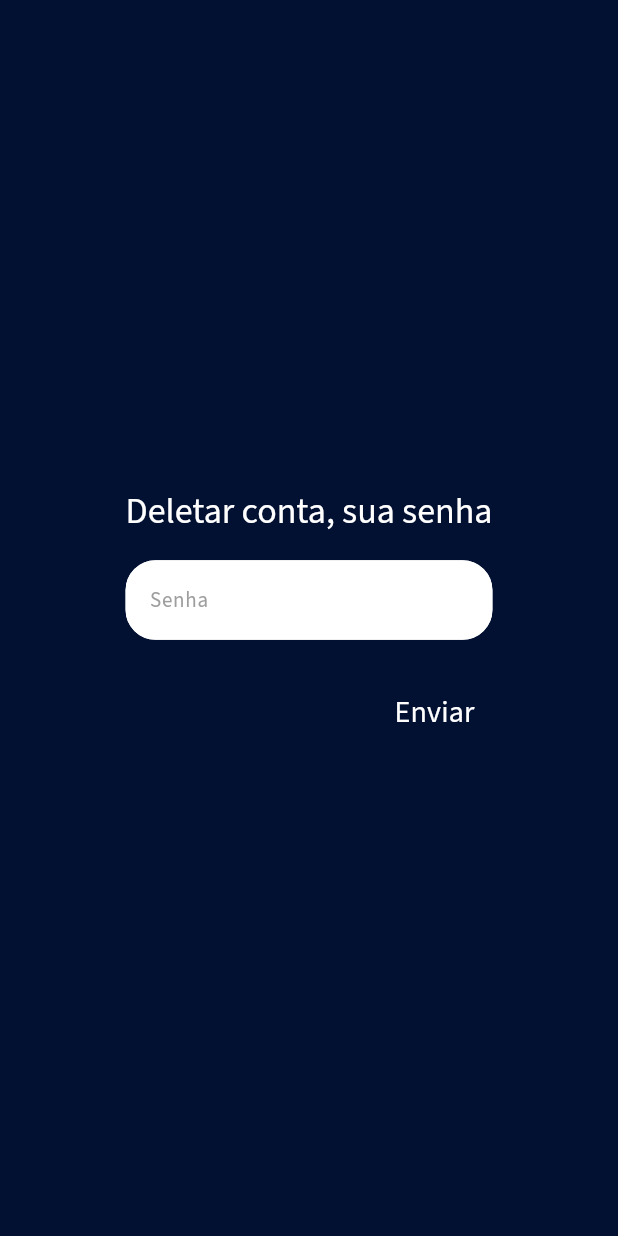
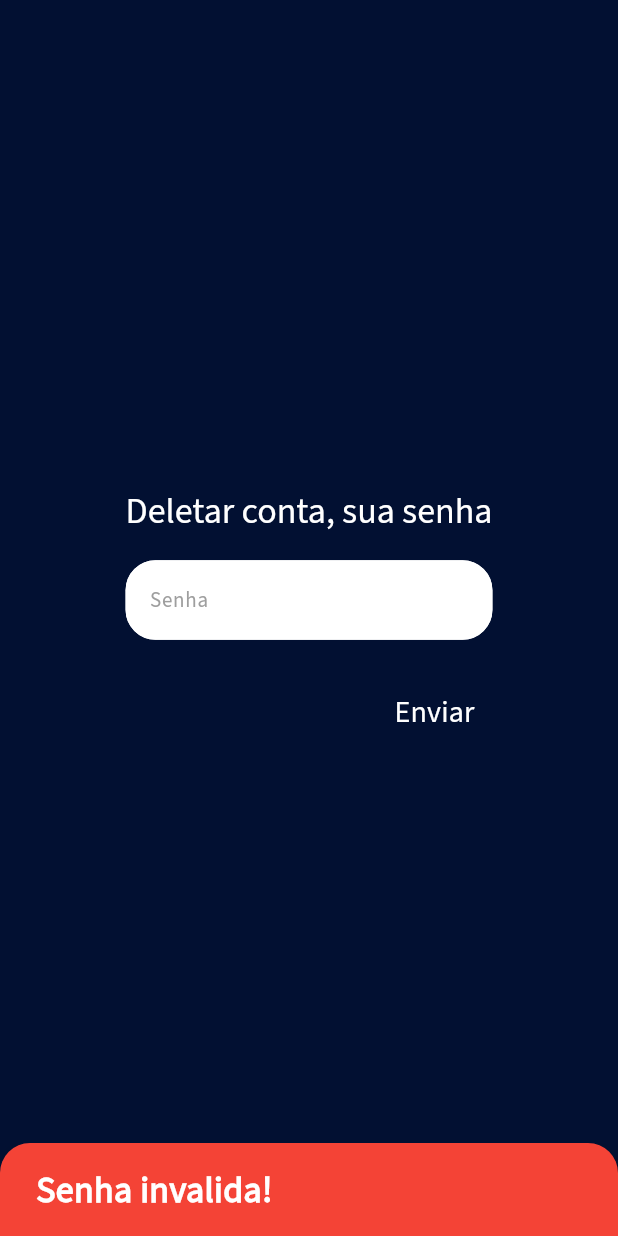
Before and after one commit to hoffera/ByBus, a Flutter app: the PasswordResetDialog widget shown alone on an empty page, opened directly, after a tap on "Enviar", on a phone screen of 412 x 824 dp. Run offline on Flutter 3.47's test engine with Material 3 defaults, Android fonts, the light colour scheme and no system bars; our stand-ins replace cloud_firestore, curved_navigation_bar, firebase_auth, firebase_core, get, google_maps_flutter; missing offline and left inert: deep_pick, mix; accounts and stored records are empty; network calls fail; statements that could not run were skipped.

Commit message:
add error password

```diff
--- a/lib/widgets/reset_password_dialog.dart
+++ b/lib/widgets/reset_password_dialog.dart
@@ -50,6 +50,11 @@ class _PasswordResetDialogState extends State<PasswordResetDialog> {
                       mensagem: "Usuario removido com sucesso!",
                       isErro: true);
                   Navigator.pushNamed(context, '/homeloginpage');
+                } else {
+                  showSnackBar(
+                      context: context,
+                      mensagem: "Senha invalida!",
+                      isErro: true);
                 }
               });
             } else {
```
